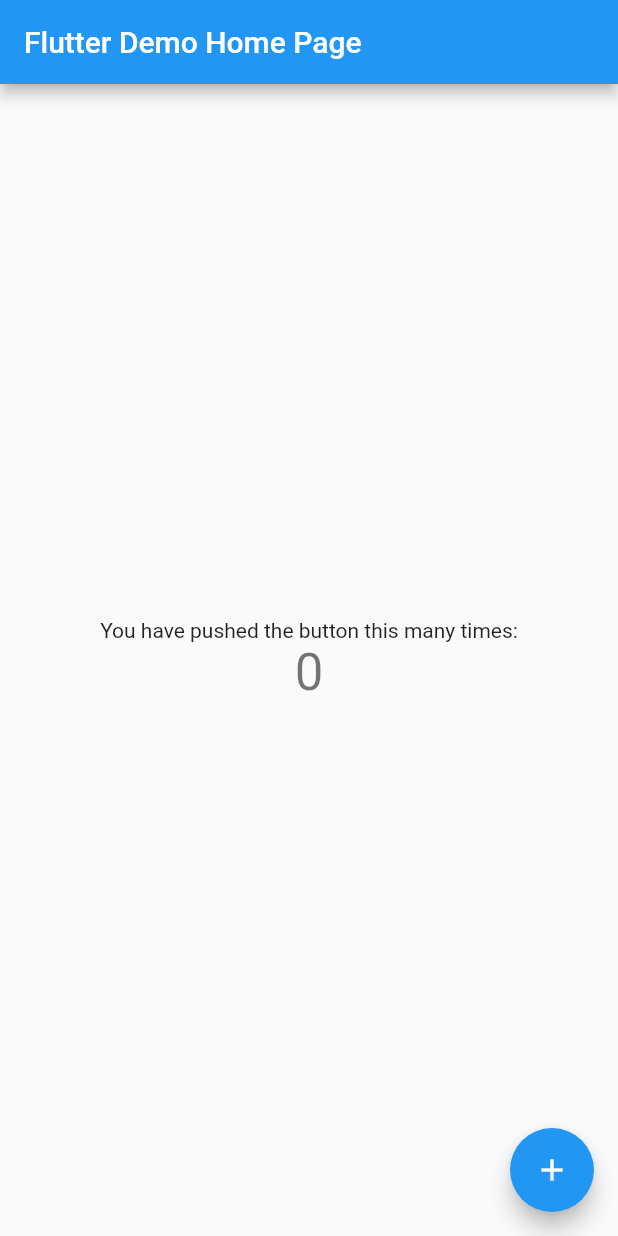
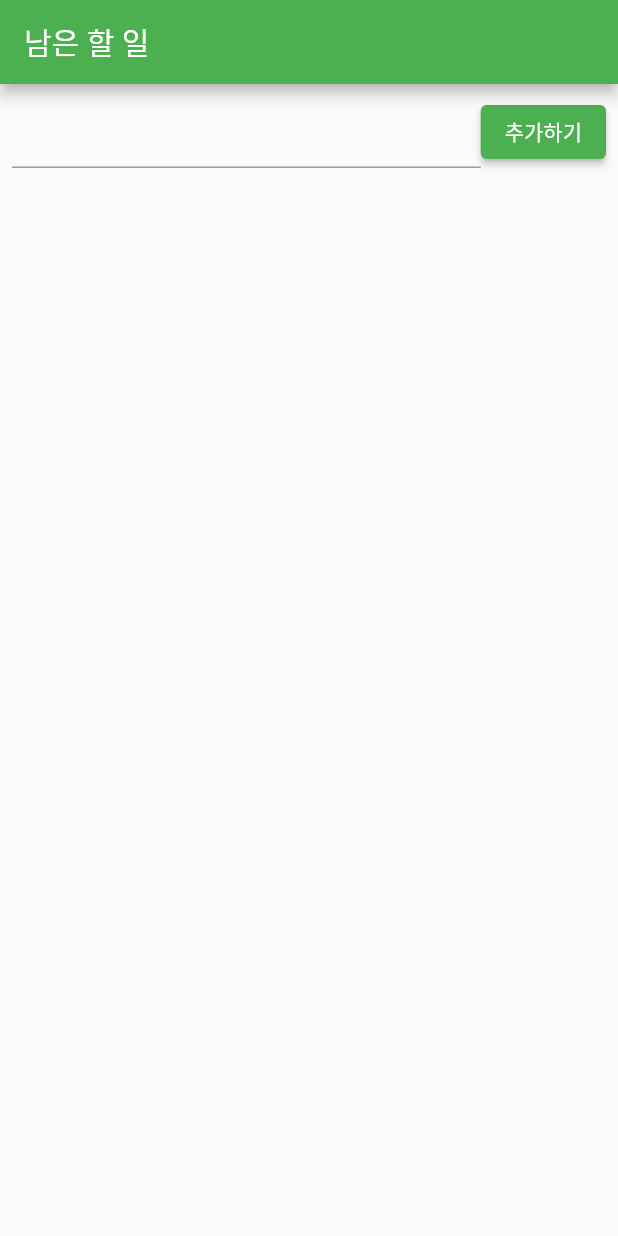
Before and after one commit to CheonSeWan/Todolist, a Flutter app: the screen it shows after launch, on a phone screen of 412 x 824 dp. Run offline on Flutter 3.47's test engine with Material 2 defaults, Android fonts, the phone set to English and light mode, and no system bars.

Commit message:
완성본

```diff
--- a/lib/main.dart
+++ b/lib/main.dart
@@ -1,115 +1,124 @@
 import 'package:flutter/material.dart';
 
+class ToDo {
+  bool isDone = false; // 현재 진행여부
+  String title; // 할일
+
+  ToDo(this.title);
+}
+
 void main() {
-  runApp(const MyApp());
+  runApp(MyApp());
 }
 
 class MyApp extends StatelessWidget {
-  const MyApp({super.key});
-
   // This widget is the root of your application.
   @override
   Widget build(BuildContext context) {
     return MaterialApp(
-      title: 'Flutter Demo',
+      title: 'ToDo App',
       theme: ThemeData(
-        // This is the theme of your application.
-        //
-        // Try running your application with "flutter run". You'll see the
-        // application has a blue toolbar. Then, without quitting the app, try
-        // changing the primarySwatch below to Colors.green and then invoke
-        // "hot reload" (press "r" in the console where you ran "flutter run",
-        // or simply save your changes to "hot reload" in a Flutter IDE).
-        // Notice that the counter didn't reset back to zero; the application
-        // is not restarted.
-        primarySwatch: Colors.blue,
+        primarySwatch: Colors.green,
       ),
-      home: const MyHomePage(title: 'Flutter Demo Home Page'),
+      home: ToDoListPage(),
     );
   }
 }
 
-class MyHomePage extends StatefulWidget {
-  const MyHomePage({super.key, required this.title});
+class ToDoListPage extends StatefulWidget {
+  @override
+  _ToDoListPageState createState() => _ToDoListPageState();
+}
 
-  // This widget is the home page of your application. It is stateful, meaning
-  // that it has a State object (defined below) that contains fields that affect
-  // how it looks.
-
-  // This class is the configuration for the state. It holds the values (in this
-  // case the title) provided by the parent (in this case the App widget) and
-  // used by the build method of the State. Fields in a Widget subclass are
-  // always marked "final".
-
-  final String title;
+class _ToDoListPageState extends State<ToDoListPage> {
+  // 할일 저장할 리스트
+  final _items = <ToDo>[];
+  // 할일 문자열 다룰 컨트롤러
+  var _todoController = TextEditingController();
 
   @override
-  State<MyHomePage> createState() => _MyHomePageState();
-}
+  void dispose() {
+    _todoController.dispose(); // 컨트롤러는 종료시 반드시 해제해줘야 함
+    super.dispose();
+  }
 
-class _MyHomePageState extends State<MyHomePage> {
-  int _counter = 0;
+  Widget _buildItemWidget(ToDo todo) {
+    return ListTile(
+      onTap: () => _toggleTodo(todo),
+      trailing: IconButton(
+        icon: Icon(Icons.delete),
+        onPressed: () => _deleteTodo(todo),
+      ),
+      title: Text(
+        todo.title,
+        style: todo.isDone? // 할일 완료 여부로 스타일 변경
+        TextStyle(
+          decoration: TextDecoration.lineThrough, // 취소선
+          fontStyle: FontStyle.italic, // 이탤릭체
+        ) : null, // 할일 중이면 아무 작업 안함
+      ),
+    );
+  }
 
-  void _incrementCounter() {
+  // 할 일 추가 메소드
+  void _addTodo(ToDo todo) {
     setState(() {
-      // This call to setState tells the Flutter framework that something has
-      // changed in this State, which causes it to rerun the build method below
-      // so that the display can reflect the updated values. If we changed
-      // _counter without calling setState(), then the build method would not be
-      // called again, and so nothing would appear to happen.
-      _counter++;
+      _items.add(todo);
+      _todoController.text = ''; // 할일을 리스트에 추가하며 할일 입력 필드 비우기
+    });
+  }
+
+  // 할 일 삭제 메소드
+  void _deleteTodo(ToDo todo) {
+    setState(() {
+      _items.remove(todo);
+    });
+  }
+
+  // 할 일 완료/미완료 메소드
+  void _toggleTodo(ToDo todo) {
+    setState(() {
+      todo.isDone = !todo.isDone;
     });
   }
 
   @override
   Widget build(BuildContext context) {
-    // This method is rerun every time setState is called, for instance as done
-    // by the _incrementCounter method above.
-    //
-    // The Flutter framework has been optimized to make rerunning build methods
-    // fast, so that you can just rebuild anything that needs updating rather
-    // than having to individually change instances of widgets.
     return Scaffold(
       appBar: AppBar(
-        // Here we take the value from the MyHomePage object that was created by
-        // the App.build method, and use it to set our appbar title.
-        title: Text(widget.title),
+        title: Text('남은 할 일'),
       ),
-      body: Center(
-        // Center is a layout widget. It takes a single child and positions it
-        // in the middle of the parent.
+      body: Padding(
+        padding: const EdgeInsets.all(8.0),
         child: Column(
-          // Column is also a layout widget. It takes a list of children and
-          // arranges them vertically. By default, it sizes itself to fit its
-          // children horizontally, and tries to be as tall as its parent.
-          //
-          // Invoke "debug painting" (press "p" in the console, choose the
-          // "Toggle Debug Paint" action from the Flutter Inspector in Android
-          // Studio, or the "Toggle Debug Paint" command in Visual Studio Code)
-          // to see the wireframe for each widget.
-          //
-          // Column has various properties to control how it sizes itself and
-          // how it positions its children. Here we use mainAxisAlignment to
-          // center the children vertically; the main axis here is the vertical
-          // axis because Columns are vertical (the cross axis would be
-          // horizontal).
-          mainAxisAlignment: MainAxisAlignment.center,
           children: <Widget>[
-            const Text(
-              'You have pushed the button this many times:',
+            Row(
+              children: <Widget>[
+                Expanded(
+                  child: TextField(
+                    controller: _todoController, // 입력한 TextField 컨트롤러로 조작
+                  ),
+                ),
+                ElevatedButton(
+                  onPressed: () => _addTodo(ToDo(_todoController.text)),
+                  style: ElevatedButton.styleFrom(
+                    primary: Colors.green,
+                  ),
+                  child: Text(
+                    '추가하기',
+                    style: TextStyle(color: Colors.white),
+                  ),
+                )
+              ],
             ),
-            Text(
-              '$_counter',
-              style: Theme.of(context).textTheme.headlineMedium,
-            ),
+            Expanded(
+              child: ListView(
+                children: _items.map((todo) => _buildItemWidget(todo)).toList(),
+              ),
+            )
           ],
         ),
       ),
-      floatingActionButton: FloatingActionButton(
-        onPressed: _incrementCounter,
-        tooltip: 'Increment',
-        child: const Icon(Icons.add),
-      ), // This trailing comma makes auto-formatting nicer for build methods.
     );
   }
 }
```
